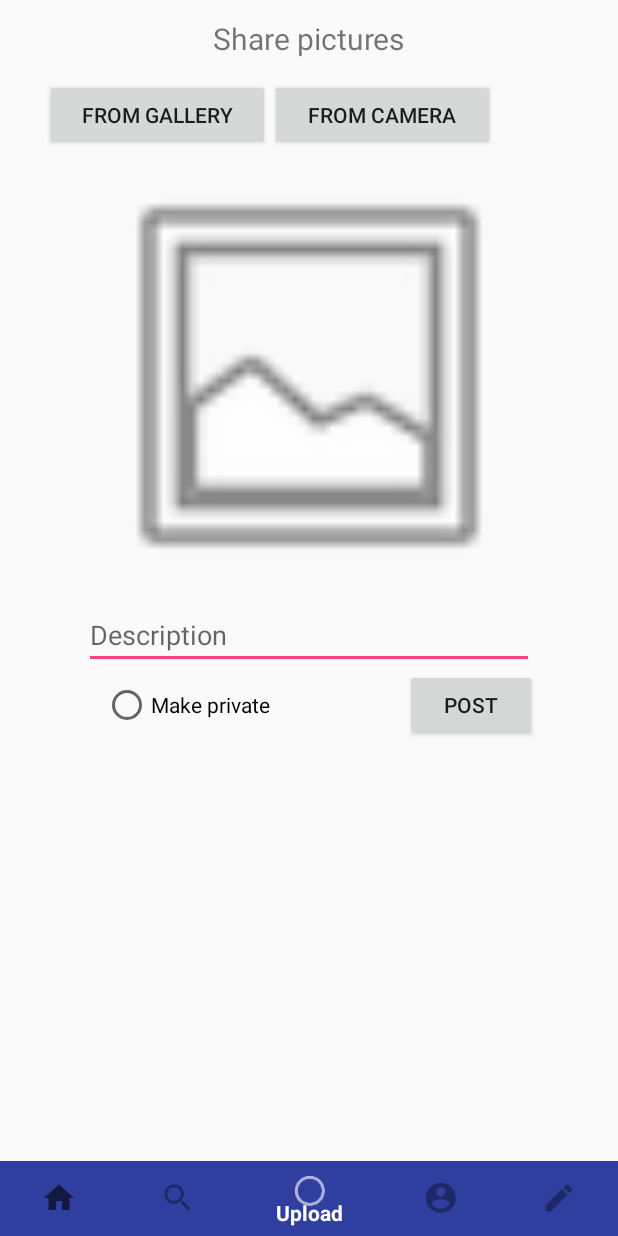
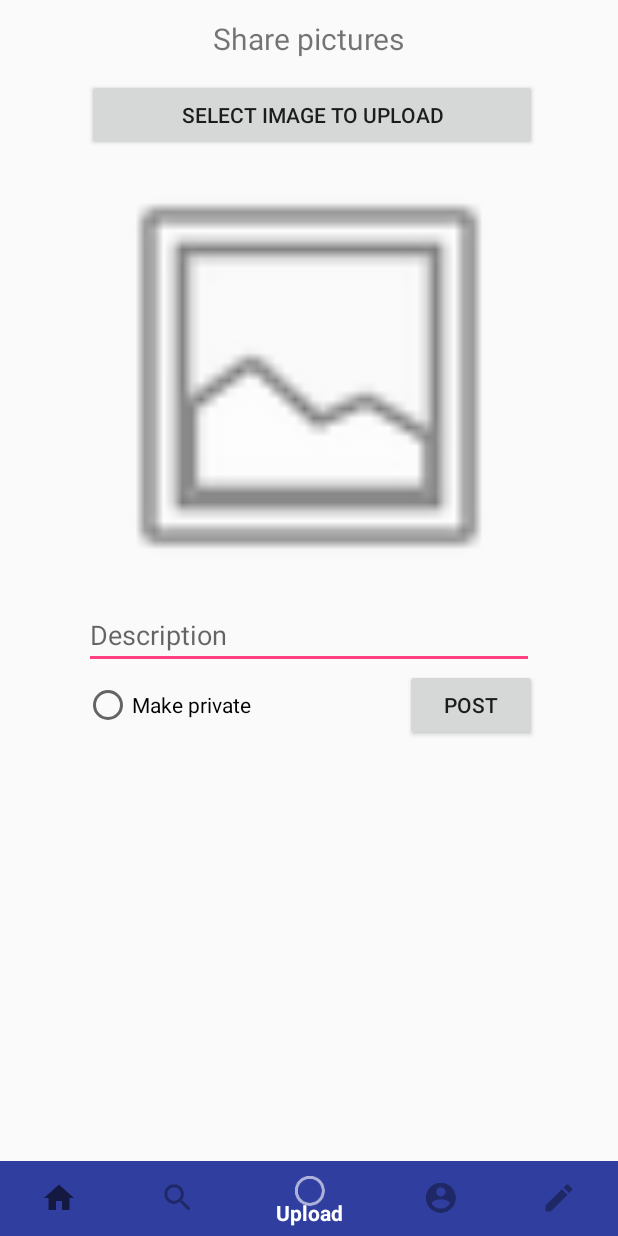
Before and after one commit to sindhu732/instagram_clone, an Android app: the screen it shows after launch (UploadActivity), item 3 of the bottom bar chosen, on a phone screen of 412 x 824 dp. Run offline under Robolectric (Android 15) with nearby library versions, the phone set to English and light mode, and no system bars; our stand-ins replace Firebase (no records; nobody signed in at launch, a user with empty details on screens opened directly).

```diff
--- a/app/src/main/AndroidManifest.xml
+++ b/app/src/main/AndroidManifest.xml
@@ -1,6 +1,11 @@
 <?xml version="1.0" encoding="utf-8"?>
 <manifest xmlns:android="http://schemas.android.com/apk/res/android"
     package="com.cornell.sindhu.instagram">
+
+    <uses-permission android:name="android.permission.INTERNET"/>
+    <uses-permission android:name="android.permission.CAMERA"/>
+    <uses-permission android:name="android.permission.WRITE_EXTERNAL_STORAGE"/>
+    <uses-permission android:name="android.permission.READ_EXTERNAL_STORAGE"/>
 
     <application
         android:allowBackup="true"
--- a/app/src/main/java/com/cornell/sindhu/instagram/Home/HomeActivity.java
+++ b/app/src/main/java/com/cornell/sindhu/instagram/Home/HomeActivity.java
@@ -2,17 +2,31 @@ package com.cornell.sindhu.instagram.Home;
 
 import android.content.Intent;
 import android.os.Bundle;
+import android.provider.ContactsContract;
 import android.support.design.widget.BottomNavigationView;
 import android.support.v7.app.AppCompatActivity;
 import android.util.Log;
 import android.view.Menu;
 import android.view.MenuItem;
+import android.widget.ListAdapter;
+import android.widget.ListView;
 
 import com.cornell.sindhu.instagram.Account.AccountActivity;
+import com.cornell.sindhu.instagram.Models.Post;
+import com.cornell.sindhu.instagram.Models.User;
 import com.cornell.sindhu.instagram.Utils.BottomNavigationViewHelper;
 import com.cornell.sindhu.instagram.R;
+import com.cornell.sindhu.instagram.Utils.MainFeedListAdapter;
 import com.google.firebase.auth.FirebaseAuth;
 import com.google.firebase.auth.FirebaseUser;
+import com.google.firebase.database.DataSnapshot;
+import com.google.firebase.database.DatabaseError;
+import com.google.firebase.database.DatabaseReference;
+import com.google.firebase.database.FirebaseDatabase;
+import com.google.firebase.database.ValueEventListener;
+
+import java.util.ArrayList;
+import java.util.List;
 
 public class HomeActivity extends AppCompatActivity {
 
@@ -20,7 +34,9 @@ public class HomeActivity extends AppCompatActivity {
     private static final int ACTIVITY_NUMBER = 0;
 
     private FirebaseAuth mAuth;
-
+    private FirebaseDatabase mDatabase;
+    private ListView mFeed;
+    private ListAdapter listAdapter;
 
     @Override
     protected void onCreate(Bundle savedInstanceState) {
@@ -30,6 +46,38 @@ public class HomeActivity extends AppCompatActivity {
 
         setupBottomNavigationBar();
         mAuth = FirebaseAuth.getInstance();
+        mDatabase = FirebaseDatabase.getInstance();
+
+        mFeed = findViewById(R.id.myFeed);
+
+        downloadMyFeed();
+    }
+
+    private void downloadMyFeed() {
+
+        final List<Post> posts = new ArrayList<>();
+        DatabaseReference myRef = mDatabase.getReference("posts");
+        final FirebaseUser currentUser = mAuth.getCurrentUser();
+
+        myRef.addValueEventListener(new ValueEventListener() {
+            @Override
+            public void onDataChange(DataSnapshot dataSnapshot) {
+                Log.d(TAG, "got Data " + dataSnapshot.getChildren().toString());
+
+                for(DataSnapshot snapshot: dataSnapshot.getChildren()) {
+                    posts.add(snapshot.getValue(Post.class)); // TODO: Need to pass in Post object to posts from Java Object. Clue: No setter/field for -L-dtEzsYFY_YdhfFBO2 found on class com.cornell.sindhu.instagram.Models.Post
+                    Log.d(TAG, "got Post: " + snapshot.getValue().toString());
+                }
+
+                //listAdapter = new MainFeedListAdapter(HomeActivity.this, R.layout.layout_feed_list_item, posts);
+                //mFeed.setAdapter(listAdapter);
+            }
+
+            @Override
+            public void onCancelled(DatabaseError error) {
+                Log.w(TAG, "Failed to read value.", error.toException());
+            }
+        });
     }
 
     private void setupBottomNavigationBar() {
--- a/app/src/main/java/com/cornell/sindhu/instagram/Upload/UploadActivity.java
+++ b/app/src/main/java/com/cornell/sindhu/instagram/Upload/UploadActivity.java
@@ -1,7 +1,10 @@
 package com.cornell.sindhu.instagram.Upload;
 
 import android.content.Intent;
+import android.net.Uri;
 import android.os.Bundle;
+import android.provider.MediaStore;
+import android.support.annotation.NonNull;
 import android.support.annotation.Nullable;
 import android.support.design.widget.BottomNavigationView;
 import android.support.v7.app.AppCompatActivity;
@@ -11,17 +14,25 @@ import android.view.MenuItem;
 import android.view.View;
 import android.widget.Button;
 import android.widget.EditText;
+import android.widget.ImageView;
 import android.widget.RadioButton;
 import android.widget.Toast;
 
 import com.cornell.sindhu.instagram.Account.AccountActivity;
+import com.cornell.sindhu.instagram.Manifest;
 import com.cornell.sindhu.instagram.Models.Post;
 import com.cornell.sindhu.instagram.Utils.BottomNavigationViewHelper;
 import com.cornell.sindhu.instagram.R;
+import com.cornell.sindhu.instagram.Utils.Permissions;
+import com.google.android.gms.tasks.OnFailureListener;
+import com.google.android.gms.tasks.OnSuccessListener;
 import com.google.firebase.auth.FirebaseAuth;
 import com.google.firebase.auth.FirebaseUser;
 import com.google.firebase.database.DatabaseReference;
 import com.google.firebase.database.FirebaseDatabase;
+import com.google.firebase.storage.FirebaseStorage;
+import com.google.firebase.storage.StorageReference;
+import com.google.firebase.storage.UploadTask;
 
 /**
  * Created by sindhu on 12/3/17.
@@ -30,14 +41,21 @@ import com.google.firebase.database.FirebaseDatabase;
 public class UploadActivity extends AppCompatActivity {
     private static final String TAG = "UploadActivity";
     private static final int ACTIVITY_NUMBER = 2;
+    private static final int GALLERY_IMAGE_SELECTED = 6;
 
     private FirebaseAuth mAuth;
     private FirebaseUser currentUser;
-    private Button postButton;
+    FirebaseDatabase database = FirebaseDatabase.getInstance();
+    DatabaseReference myRef = database.getReference();
+    private StorageReference mStorageRef;
+
+    private Button galleryButton, postButton;
+    private ImageView uploadedImage;
     private EditText mDescription;
     private RadioButton mPrivateState;
-    FirebaseDatabase database = FirebaseDatabase.getInstance();
-    DatabaseReference myRef = database.getReference();
+
+    String imageDownloadUrl;
+
 
     @Override
     protected void onCreate(@Nullable Bundle savedInstanceState) {
@@ -47,20 +65,48 @@ public class UploadActivity extends AppCompatActivity {
         setupBottomNavigationBar();
 
         mAuth = FirebaseAuth.getInstance();
+        mStorageRef = FirebaseStorage.getInstance().getReference();
 
         mDescription = findViewById(R.id.description);
         mPrivateState = findViewById(R.id.makePrivateButton);
+
+        galleryButton = findViewById(R.id.galleryButton);
         postButton = findViewById(R.id.postButton);
+
+        imageDownloadUrl = "";
+        uploadedImage = findViewById(R.id.uploadedImage);
+
+        galleryButton.setOnClickListener(new View.OnClickListener() {
+            @Override
+            public void onClick(View view) {
+                Log.d(TAG, "Launching gallery");
+                imageDownloadUrl = ""; // Reset
+
+                Intent galleryIntent = new Intent(Intent.ACTION_PICK, MediaStore.Images.Media.EXTERNAL_CONTENT_URI);
+                startActivityForResult(galleryIntent, GALLERY_IMAGE_SELECTED);
+            }
+        });
+
         postButton.setOnClickListener(new View.OnClickListener() {
             @Override
             public void onClick(View view) {
                 String description = mDescription.getText().toString();
                 boolean privateState = mPrivateState.isChecked();
                 String uid = currentUser.getUid();
-                Post newPost = new Post(uid, currentUser.getDisplayName(), currentUser.getEmail(), privateState, "blah.png", description);
+                Post newPost = new Post(uid, currentUser.getDisplayName(), currentUser.getEmail(), privateState, imageDownloadUrl, description);
                 myRef.child("posts").child(uid).push().setValue(newPost);
             }
         });
+    }
+
+    @Override
+    protected void onActivityResult(int requestCode, int resultCode, Intent data) {
+        super.onActivityResult(requestCode, resultCode, data);
+        if(requestCode == GALLERY_IMAGE_SELECTED && resultCode == RESULT_OK && data != null) {
+            Uri selectedImage = data.getData();
+            uploadedImage.setImageURI(selectedImage);
+            uploadImageToFirebase(selectedImage);
+        }
     }
 
     private void setupBottomNavigationBar() {
@@ -90,5 +136,27 @@ public class UploadActivity extends AppCompatActivity {
         updateUI(currentUser);
     }
 
+    private void uploadImageToFirebase(Uri file) {
+        String filename = "ImageUniqueName.jpg";
+        currentUser = mAuth.getCurrentUser();
+        StorageReference postedImagesRef = mStorageRef.child(currentUser.getUid()).child(filename);
+
+        postedImagesRef.putFile(file)
+            .addOnSuccessListener(new OnSuccessListener<UploadTask.TaskSnapshot>() {
+                @Override
+                public void onSuccess(UploadTask.TaskSnapshot taskSnapshot) {
+                    // Get a URL to the uploaded content
+                    imageDownloadUrl = taskSnapshot.getDownloadUrl().toString();
+                    Log.d(TAG, "success: Image upload");
+                }
+            })
+            .addOnFailureListener(new OnFailureListener() {
+                @Override
+                public void onFailure(@NonNull Exception exception) {
+                    Log.d(TAG, "failed: Image upload");
+                }
+            });
+    }
+
 
 }
--- a/app/src/main/res/layout/activity_upload.xml
+++ b/app/src/main/res/layout/activity_upload.xml
@@ -20,21 +20,12 @@
 
         <Button
             android:id="@+id/galleryButton"
-            android:layout_width="150dp"
+            android:layout_width="300dp"
             android:layout_height="wrap_content"
+            android:layout_alignEnd="@+id/postButton"
             android:layout_below="@+id/textView"
             android:layout_marginTop="13dp"
-            android:layout_marginLeft="30dp"
-            android:text="From gallery" />
-
-        <Button
-            android:id="@+id/cameraButton"
-            android:layout_width="150dp"
-            android:layout_height="wrap_content"
-            android:layout_alignBaseline="@+id/galleryButton"
-            android:layout_alignBottom="@+id/galleryButton"
-            android:layout_toRightOf="@id/galleryButton"
-            android:text="From camera" />
+            android:text="Select image to Upload" />
 
         <ImageView
             android:id="@+id/uploadedImage"
@@ -59,7 +50,7 @@
             android:id="@+id/makePrivateButton"
             android:layout_width="wrap_content"
             android:layout_height="wrap_content"
-            android:layout_alignEnd="@+id/galleryButton"
+            android:layout_alignStart="@+id/uploadedImage"
             android:layout_below="@+id/description"
             android:layout_marginTop="8dp"
             android:text="Make private" />
--- a/app/src/main/res/layout/layout_center_viewpager.xml
+++ b/app/src/main/res/layout/layout_center_viewpager.xml
@@ -14,6 +14,5 @@
 
         </android.support.design.widget.AppBarLayout>
 
-
     </RelativeLayout>
 </merge>
--- a/app/src/main/res/values/colors.xml
+++ b/app/src/main/res/values/colors.xml
@@ -3,4 +3,7 @@
     <color name="colorPrimary">#FFFFFF</color>
     <color name="colorPrimaryDark">#303F9F</color>
     <color name="colorAccent">#FF4081</color>
+    <color name="white">#FFFFFF</color>
+    <color name="black">#000000</color>
+
 </resources>
```
Also changed, not shown: app/src/main/java/com/cornell/sindhu/instagram/Utils/MainFeedListAdapter.java (added, +68 -0 lines), app/src/main/java/com/cornell/sindhu/instagram/Utils/Permissions.java (added, +23 -0 lines), app/src/main/res/layout/fragment_feed.xml (added, +10 -0 lines), app/src/main/res/layout/layout_feed_list_item.xml (added, +36 -0 lines).
